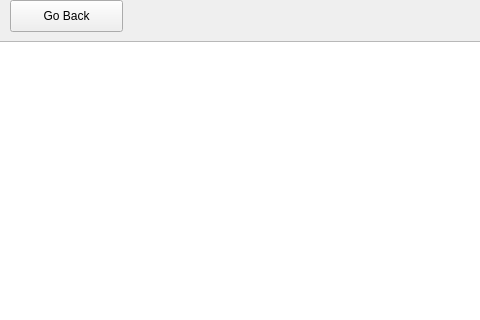
Old version of the form gui/project/projects.ui in the repository karthikdivakaran/reli_engine; both pictures show x 0 to 480 and y 0 to 320 of the 802 by 600 pixel window.
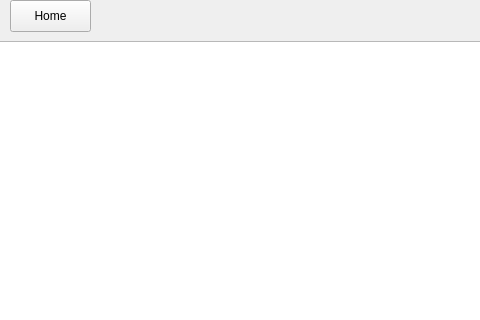
New version of the form. Icons and pictures are not drawn.

Diff of the .ui file:
```diff
--- a/gui/project/projects.ui
+++ b/gui/project/projects.ui
@@ -16,19 +16,6 @@
   <property name="windowTitle">
    <string>Projects</string>
   </property>
-  <widget class="QPushButton" name="backBtn">
-   <property name="geometry">
-    <rect>
-     <x>10</x>
-     <y>0</y>
-     <width>113</width>
-     <height>32</height>
-    </rect>
-   </property>
-   <property name="text">
-    <string>Go Back</string>
-   </property>
-  </widget>
   <widget class="QPushButton" name="createProject">
    <property name="geometry">
     <rect>
@@ -52,6 +39,29 @@
     </rect>
    </property>
   </widget>
+  <widget class="QPushButton" name="homeBtn">
+   <property name="geometry">
+    <rect>
+     <x>10</x>
+     <y>0</y>
+     <width>81</width>
+     <height>32</height>
+    </rect>
+   </property>
+   <property name="text">
+    <string>Home</string>
+   </property>
+   <property name="icon">
+    <iconset theme="../../static/icons/home.png">
+     <normaloff>.</normaloff>.</iconset>
+   </property>
+   <property name="iconSize">
+    <size>
+     <width>18</width>
+     <height>18</height>
+    </size>
+   </property>
+  </widget>
  </widget>
  <resources/>
  <connections/>
```
